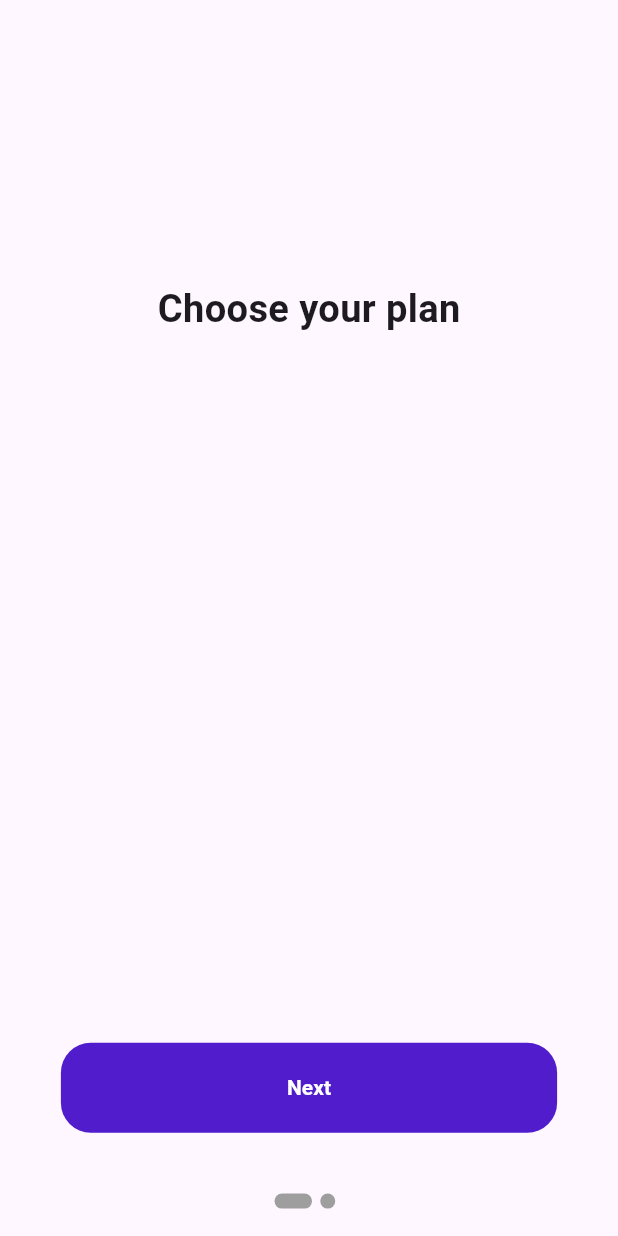
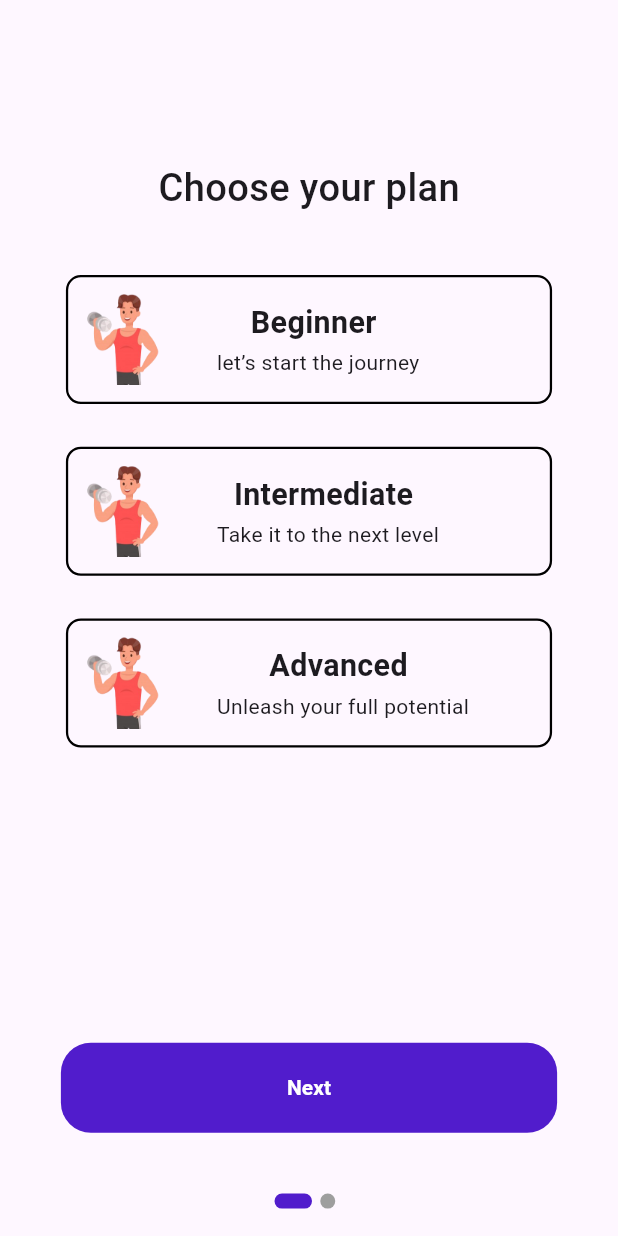
Before and after one commit to anonymous-startup/fitness_app_ui, a Flutter app: the screen it shows after launch, on a phone screen of 412 x 824 dp. Run offline on Flutter 3.47's test engine with Material 3 defaults, Android fonts, the phone set to English and light mode, and no system bars; Roboto replaces fonts that are missing (Poppins).

Commit message:
onboarind : chooose your plan sceen ui

```diff
--- a/analysis_options.yaml
+++ b/analysis_options.yaml
@@ -7,6 +7,9 @@
 
 # The following line activates a set of recommended lints for Flutter apps,
 # packages, and plugins designed to encourage good coding practices.
+analyzer:
+  errors:
+    use_key_in_widget_constructors: ignore
 include: package:flutter_lints/flutter.yaml
 
 linter:
--- /dev/null
+++ b/lib/screens/onboarding/choose_plan_screen.dart
@@ -0,0 +1,70 @@
+import 'package:fitness_app/constants.dart';
+import 'package:fitness_app/screens/onboarding/components/plan_choice_button.dart';
+import 'package:fitness_app/size_config.dart';
+import 'package:flutter/material.dart';
+
+class ChoosePlanScreen extends StatefulWidget {
+  const ChoosePlanScreen({super.key});
+
+  @override
+  State<ChoosePlanScreen> createState() => _ChoosePlanScreenState();
+}
+
+class _ChoosePlanScreenState extends State<ChoosePlanScreen> {
+  int selectedIndex = -1;
+
+  final List<dynamic> choices = [
+    {"title": "Beginner", "description": "let’s start the journey"},
+    {"title": "Intermediate", "description": "Take it to the next level"},
+    {"title": "Advanced", "description": "Unleash your full potential"},
+  ];
+
+  void selectItem(int index) {
+    setState(() {
+      selectedIndex = index;
+    });
+  }
+
+  @override
+  Widget build(BuildContext context) {
+    return SingleChildScrollView(
+      child: Column(
+        children: [
+          //Title
+          Container(
+            margin: EdgeInsets.only(top: getProportionateScreenHeight(50)),
+            child: Center(
+              child: Text(
+                "Choose your plan",
+                style: TextStyle(
+                  fontSize: getProportionateScreenHeight(25),
+                  fontWeight: FontWeight.w500,
+                ),
+              ),
+            ),
+          ),
+
+          //selection buttons
+          Container(
+            margin: EdgeInsets.symmetric(horizontal: getProportionateScreenWidth(40),vertical: getProportionateScreenHeight(26)),
+            height: getProportionateScreenHeight(400),
+            child: ListView.builder(
+              itemCount: choices.length,
+              itemBuilder: (context, index) {
+                return GestureDetector(
+                  onTap: () => selectItem(index),
+                  child: PlanChoiceButton(
+                    imagePath: 'assets/images/onboarding/choice_button_image.png',
+                    color: selectedIndex == index ? primaryColor : Colors.black,
+                    title: choices[index]['title'],
+                    description: choices[index]['description'],
+                  ),
+                );
+              },
+            ),
+          )
+        ],
+      ),
+    );
+  }
+}
--- a/lib/screens/onboarding/chooseplan_screen.dart
+++ /dev/null
@@ -1,37 +0,0 @@
-import 'package:fitness_app/size_config.dart';
-import 'package:flutter/material.dart';
-
-class ChoosePlanScreen extends StatefulWidget {
-  const ChoosePlanScreen({super.key});
-
-  @override
-  State<ChoosePlanScreen> createState() => _ChoosePlanScreenState();
-}
-
-class _ChoosePlanScreenState extends State<ChoosePlanScreen> {
-  @override
-  Widget build(BuildContext context) {
-    return SingleChildScrollView(
-      child: Column(
-        children: [
-          //Title
-          Container(
-            margin: EdgeInsets.only(top: getProportionateScreenHeight(130)),
-            child: Center(
-              child: Text(
-                "Choose your plan",
-                style: TextStyle(
-                    fontSize: getProportionateScreenHeight(25),
-                    fontWeight: FontWeight.bold),
-              ),
-            ),
-          ),
-
-          //selection buttons
-
-
-        ],
-      ),
-    );
-  }
-}
--- /dev/null
+++ b/lib/screens/onboarding/components/plan_choice_button.dart
@@ -0,0 +1,68 @@
+import 'package:fitness_app/constants.dart';
+import 'package:fitness_app/size_config.dart';
+import 'package:flutter/material.dart';
+
+class PlanChoiceButton extends StatelessWidget {
+  final Color color;
+  final String title;
+  final String description;
+  final String imagePath;
+
+  PlanChoiceButton({
+    required this.color,
+    required this.description,
+    required this.title,
+    required this.imagePath,
+  });
+
+  @override
+  Widget build(BuildContext context) {
+    return Container(
+      padding: EdgeInsets.all(getProportionateScreenHeight(4)),
+      decoration: BoxDecoration(
+        borderRadius: BorderRadius.circular(10),
+        border: Border.all(
+          color: color,
+          width: color == primaryColor ? 2.4 : 1.5,
+        ),
+      ),
+      margin: EdgeInsets.symmetric(vertical: getProportionateScreenHeight(14)),
+      child: Row(
+        children: [
+          //Image
+          Container(
+            padding: EdgeInsets.all(getProportionateScreenHeight(7)),
+            child: Image.asset(
+              imagePath,
+              scale: 4,
+            ),
+          ),
+
+          //Title and description card
+          Column(
+            children: [
+              //title
+              Container(
+                margin: EdgeInsets.only(left: getProportionateScreenHeight(18)),
+                padding: EdgeInsets.all(getProportionateScreenHeight(1)),
+                child: Text(
+                  title,
+                  style: TextStyle(
+                      fontWeight: FontWeight.bold,
+                      fontSize: getProportionateScreenHeight(20)),
+                ),
+              ),
+
+              //description
+              Container(
+                margin: EdgeInsets.only(left: getProportionateScreenHeight(24)),
+                padding: EdgeInsets.all(getProportionateScreenHeight(1)),
+                child: Text(description),
+              ),
+            ],
+          ),
+        ],
+      ),
+    );
+  }
+}
--- a/lib/screens/onboarding/components/weight_wheel.dart
+++ b/lib/screens/onboarding/components/weight_wheel.dart
@@ -46,8 +46,10 @@ class _WeightWheelState extends State<WeightWheel> {
             builder: (context, index) {
               return DialTile(
                 isSelected: _selectedIndex == index,
-                weight: index,
-                isKg: widget.isKg,
+                quantity: index,
+                isDefault: widget.isKg,
+                unitOne: "kg",
+                unitTwo: "lb",
               );
             },
           ),
--- a/lib/screens/onboarding/models/onboarding_model.dart
+++ b/lib/screens/onboarding/models/onboarding_model.dart
@@ -1,6 +1,7 @@
-import 'package:fitness_app/screens/onboarding/chooseplan_screen.dart';
+import 'package:fitness_app/screens/onboarding/choose_plan_screen.dart';
+import 'package:fitness_app/screens/onboarding/weight_screen.dart';
 
-List<dynamic> contents = [
+List<dynamic> contents = const [
     ChoosePlanScreen(),
-    ChoosePlanScreen(),
+    WeightScreen(),
 ];
--- a/lib/screens/onboarding/onboarding_screen.dart
+++ b/lib/screens/onboarding/onboarding_screen.dart
@@ -109,7 +109,7 @@ class _OnbordingScreenState extends State<OnbordingScreen> {
       ),
       decoration: BoxDecoration(
         borderRadius: BorderRadius.circular(20),
-        color: Colors.grey,
+        color: currentIndex == index ? primaryColor:Colors.grey,
       ),
     );
   }
```
Also changed, not shown: lib/screens/onboarding/components/choice_button.dart (deleted, +0 -15 lines), lib/screens/onboarding/components/dial_tile.dart (+11 -6 lines), assets/images/onboarding/choice_button_image.png (added).
